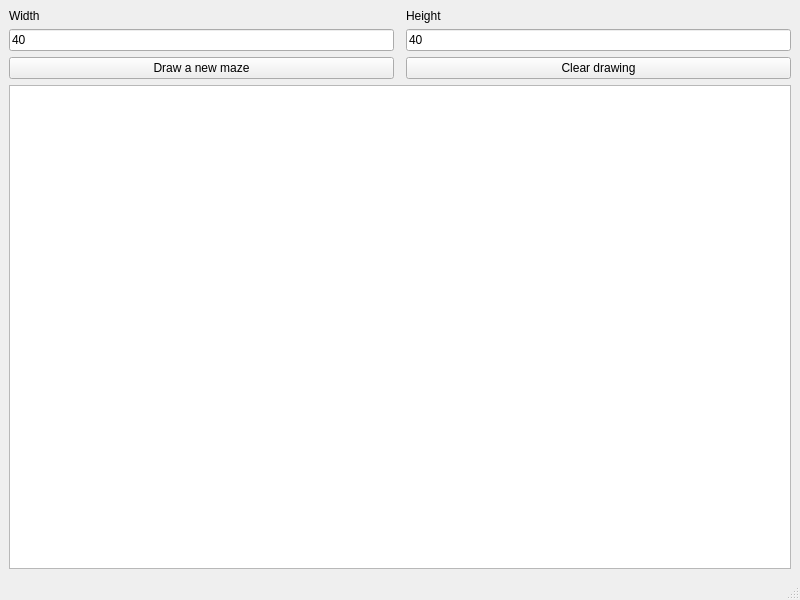
Before: the Qt Designer form mainwindow.ui in TBersoux/Dedalis, drawn with Qt 5.
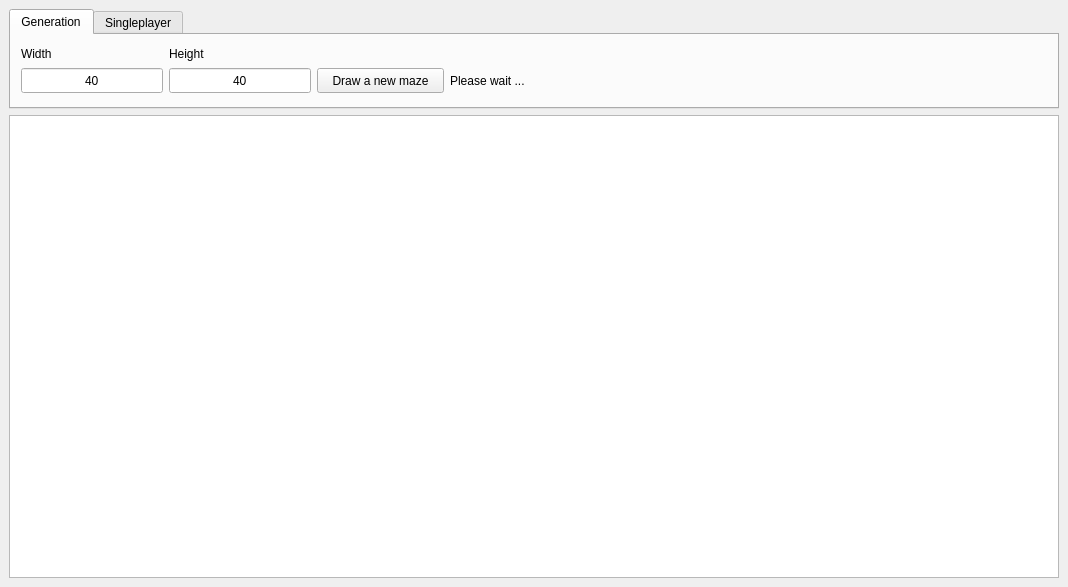
After: the same form once the commit is applied.

Commit message: Amélioration de l'interface, modification des dépendances pour clarifier le code

The edit to the form file:
```diff
--- a/mainwindow.ui
+++ b/mainwindow.ui
@@ -6,73 +6,170 @@
    <rect>
     <x>0</x>
     <y>0</y>
-    <width>800</width>
-    <height>600</height>
+    <width>1068</width>
+    <height>587</height>
    </rect>
   </property>
+  <property name="sizePolicy">
+   <sizepolicy hsizetype="Fixed" vsizetype="Preferred">
+    <horstretch>0</horstretch>
+    <verstretch>0</verstretch>
+   </sizepolicy>
+  </property>
   <property name="windowTitle">
    <string>MainWindow</string>
   </property>
   <widget class="QWidget" name="centralwidget">
-   <layout class="QGridLayout" name="gridLayout">
-    <item row="0" column="0">
-     <widget class="QLabel" name="labelW">
-      <property name="text">
-       <string>Width</string>
+   <layout class="QVBoxLayout" name="verticalLayout">
+    <item>
+     <widget class="QTabWidget" name="tabWidget">
+      <property name="sizePolicy">
+       <sizepolicy hsizetype="MinimumExpanding" vsizetype="Minimum">
+        <horstretch>0</horstretch>
+        <verstretch>0</verstretch>
+       </sizepolicy>
       </property>
-     </widget>
-    </item>
-    <item row="0" column="2">
-     <widget class="QLabel" name="labelH">
-      <property name="text">
-       <string>Height</string>
+      <property name="minimumSize">
+       <size>
+        <width>500</width>
+        <height>100</height>
+       </size>
       </property>
-     </widget>
-    </item>
-    <item row="1" column="2">
-     <widget class="QLineEdit" name="editH">
-      <property name="text">
-       <string>40</string>
+      <property name="currentIndex">
+       <number>0</number>
       </property>
+      <widget class="QWidget" name="tabGeneration">
+       <attribute name="title">
+        <string>Generation</string>
+       </attribute>
+       <widget class="QLabel" name="labelW">
+        <property name="geometry">
+         <rect>
+          <x>10</x>
+          <y>10</y>
+          <width>142</width>
+          <height>17</height>
+         </rect>
+        </property>
+        <property name="text">
+         <string>Width</string>
+        </property>
+       </widget>
+       <widget class="QLineEdit" name="editH">
+        <property name="geometry">
+         <rect>
+          <x>158</x>
+          <y>33</y>
+          <width>142</width>
+          <height>25</height>
+         </rect>
+        </property>
+        <property name="sizePolicy">
+         <sizepolicy hsizetype="Fixed" vsizetype="Fixed">
+          <horstretch>0</horstretch>
+          <verstretch>0</verstretch>
+         </sizepolicy>
+        </property>
+        <property name="text">
+         <string>40</string>
+        </property>
+        <property name="alignment">
+         <set>Qt::AlignCenter</set>
+        </property>
+       </widget>
+       <widget class="QLineEdit" name="editW">
+        <property name="geometry">
+         <rect>
+          <x>10</x>
+          <y>33</y>
+          <width>142</width>
+          <height>25</height>
+         </rect>
+        </property>
+        <property name="sizePolicy">
+         <sizepolicy hsizetype="Fixed" vsizetype="Fixed">
+          <horstretch>0</horstretch>
+          <verstretch>0</verstretch>
+         </sizepolicy>
+        </property>
+        <property name="text">
+         <string>40</string>
+        </property>
+        <property name="alignment">
+         <set>Qt::AlignCenter</set>
+        </property>
+       </widget>
+       <widget class="QLabel" name="labelH">
+        <property name="geometry">
+         <rect>
+          <x>158</x>
+          <y>10</y>
+          <width>142</width>
+          <height>17</height>
+         </rect>
+        </property>
+        <property name="text">
+         <string>Height</string>
+        </property>
+       </widget>
+       <widget class="QPushButton" name="buttonDrawMaze">
+        <property name="geometry">
+         <rect>
+          <x>306</x>
+          <y>33</y>
+          <width>127</width>
+          <height>25</height>
+         </rect>
+        </property>
+        <property name="sizePolicy">
+         <sizepolicy hsizetype="Fixed" vsizetype="Fixed">
+          <horstretch>0</horstretch>
+          <verstretch>0</verstretch>
+         </sizepolicy>
+        </property>
+        <property name="maximumSize">
+         <size>
+          <width>127</width>
+          <height>16777215</height>
+         </size>
+        </property>
+        <property name="text">
+         <string>Draw a new maze</string>
+        </property>
+       </widget>
+       <widget class="QLabel" name="labelWait">
+        <property name="geometry">
+         <rect>
+          <x>439</x>
+          <y>33</y>
+          <width>597</width>
+          <height>25</height>
+         </rect>
+        </property>
+        <property name="text">
+         <string>Please wait ...</string>
+        </property>
+       </widget>
+      </widget>
+      <widget class="QWidget" name="tab_Singleplayer">
+       <attribute name="title">
+        <string>Singleplayer</string>
+       </attribute>
+      </widget>
      </widget>
     </item>
-    <item row="2" column="2">
-     <widget class="QPushButton" name="buttonClear">
-      <property name="text">
-       <string>Clear drawing</string>
-      </property>
-     </widget>
-    </item>
-    <item row="2" column="0">
-     <widget class="QPushButton" name="buttonDrawMaze">
-      <property name="text">
-       <string>Draw a new maze</string>
-      </property>
-     </widget>
-    </item>
-    <item row="3" column="0" colspan="3">
-     <widget class="QGraphicsView" name="graphicsView"/>
-    </item>
-    <item row="1" column="0">
-     <widget class="QLineEdit" name="editW">
-      <property name="text">
-       <string>40</string>
+    <item>
+     <widget class="QGraphicsView" name="graphicsView">
+      <property name="sizePolicy">
+       <sizepolicy hsizetype="Expanding" vsizetype="Expanding">
+        <horstretch>0</horstretch>
+        <verstretch>0</verstretch>
+       </sizepolicy>
       </property>
      </widget>
     </item>
    </layout>
   </widget>
-  <widget class="QMenuBar" name="menubar">
-   <property name="geometry">
-    <rect>
-     <x>0</x>
-     <y>0</y>
-     <width>800</width>
-     <height>22</height>
-    </rect>
-   </property>
-  </widget>
-  <widget class="QStatusBar" name="statusbar"/>
  </widget>
  <resources/>
  <connections>
```
Left out of the diff: 54 changed lines with no effect on the pictures. The commit also changes 5 other files.
